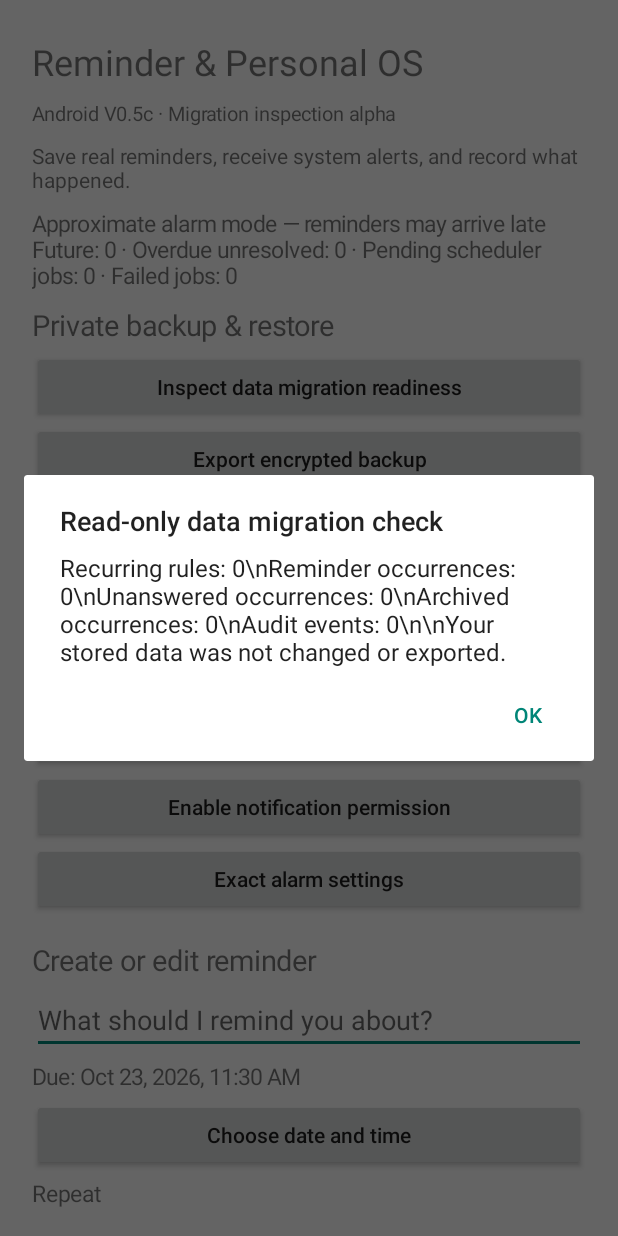
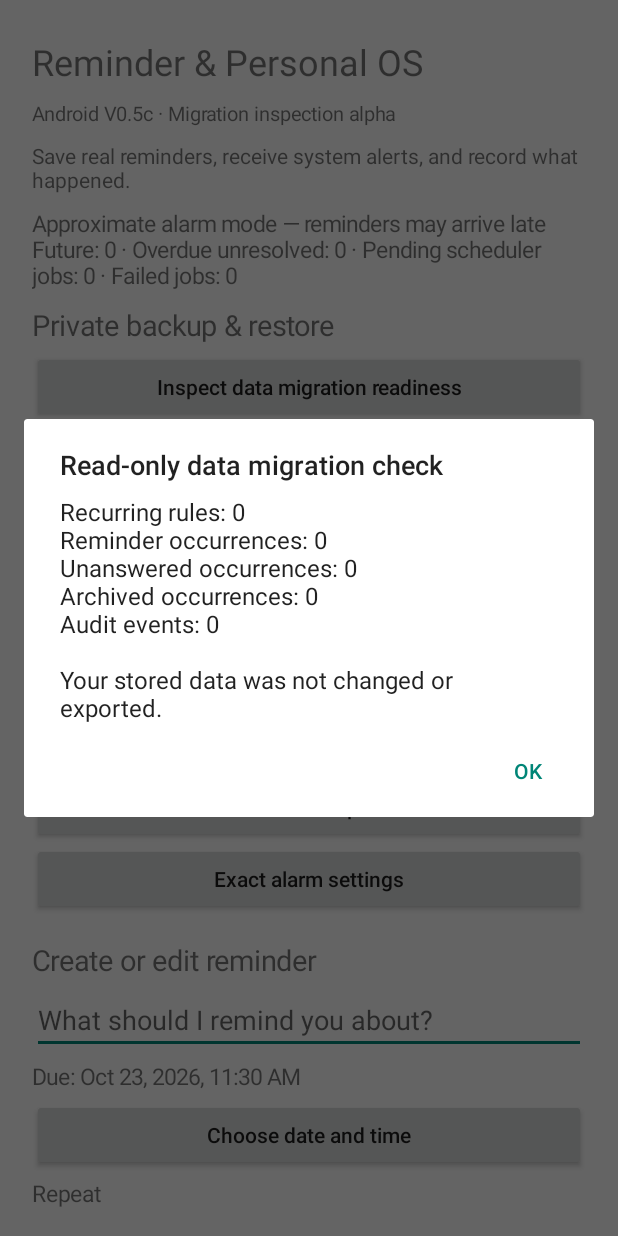
Before and after one commit to rayadinaveen98-ship-it/Reminder-and-Personal-OS, an Android app: the screen it shows after launch (MainActivity), after a tap on "Inspect data migration readiness", on a phone screen of 412 x 824 dp. Run offline under Robolectric (Android 15) with nearby library versions, the light colour scheme and no system bars.

Commit message:
fix(android): render migration inspection results on separate lines

```diff
--- a/androidApp/src/main/java/dev/reminderos/preview/MainActivity.kt
+++ b/androidApp/src/main/java/dev/reminderos/preview/MainActivity.kt
@@ -102,11 +102,11 @@ class MainActivity : Activity() {
                     .setTitle("Read-only data migration check")
                     .setMessage(
                         "Recurring rules: " + report.ruleCount +
-                        "\\nReminder occurrences: " + report.reminderCount +
-                        "\\nUnanswered occurrences: " + report.unresolvedCount +
-                        "\\nArchived occurrences: " + report.archivedReminderCount +
-                        "\\nAudit events: " + report.eventCount +
-                        "\\n\\nYour stored data was not changed or exported."
+                        "\nReminder occurrences: " + report.reminderCount +
+                        "\nUnanswered occurrences: " + report.unresolvedCount +
+                        "\nArchived occurrences: " + report.archivedReminderCount +
+                        "\nAudit events: " + report.eventCount +
+                        "\n\nYour stored data was not changed or exported."
                     ).setPositiveButton("OK",null).show()
             } catch (error: Exception) {
                 AlertDialog.Builder(this)
```
